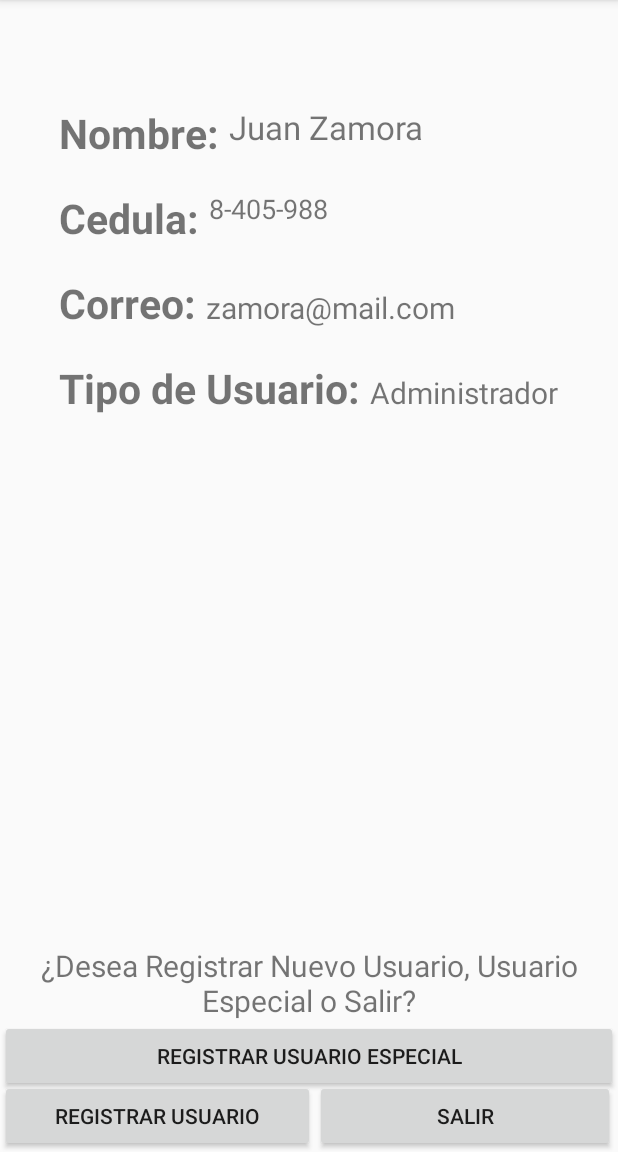
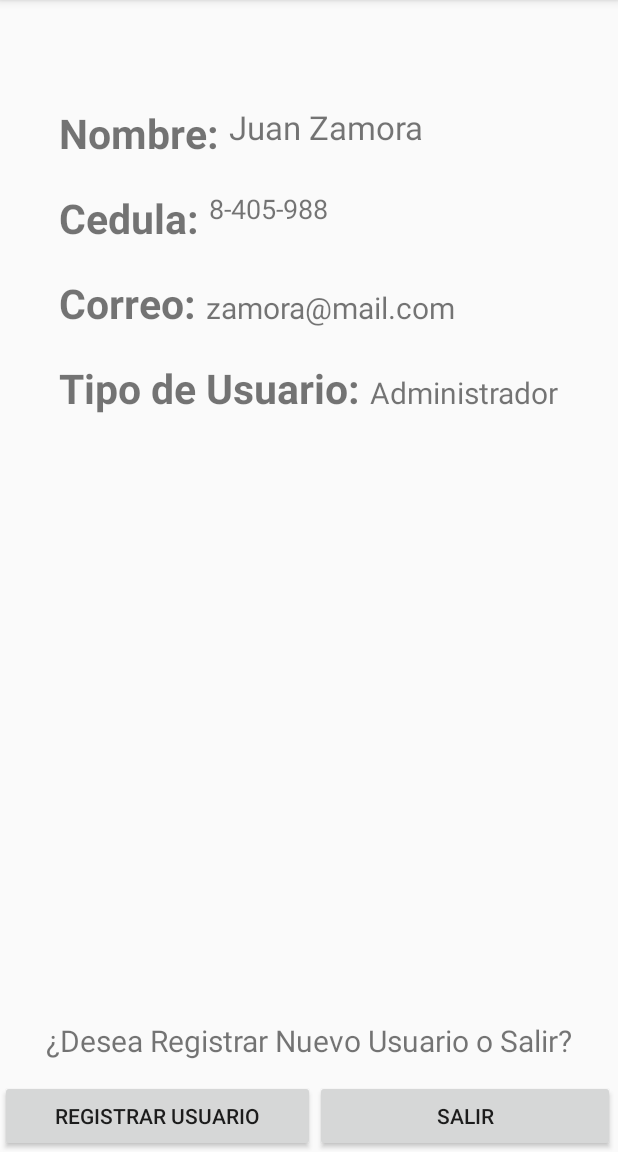
Before and after one commit to CATJ-22/Lab_7Cuevas_Terrones, an Android app: the WelcomeActivity screen opened directly, with no data from a screen before it, on a phone screen of 412 x 824 dp, the part 84-1236 px from its top. Run offline under Robolectric (Android 15) with nearby library versions, the phone set to English and light mode, and no system bars.

Commit message:
Commit from GatoJ

```diff
--- a/app/src/main/res/layout/activity_welcome.xml
+++ b/app/src/main/res/layout/activity_welcome.xml
@@ -111,11 +111,11 @@
         android:layout_width="match_parent"
         android:layout_height="wrap_content"
         android:layout_alignTop="@id/btreg"
-        android:layout_marginTop="-90dp"
+        android:layout_marginTop="-40dp"
         android:textAlignment="center"
         android:id="@+id/textsp"
         android:textSize="20dp"
-        android:text="¿Desea Registrar Nuevo Usuario, Usuario Especial o Salir?" />
+        android:text="¿Desea Registrar Nuevo Usuario o Salir?" />
     <Button
         android:id="@+id/btreg"
         android:layout_width="210dp"
@@ -134,15 +134,6 @@
         android:onClick="Salir"
         android:text="Salir"
         />
-    <Button
-        android:id="@+id/btresp"
-        android:layout_width="match_parent"
-        android:layout_height="wrap_content"
-        android:layout_alignParentBottom="true"
-        android:layout_alignBottom="@id/textsp"
-        android:layout_marginBottom="40dp"
-        android:onClick="RegistrarEspecial"
-        android:text="Registrar Usuario Especial"
-        />
+
 
 </RelativeLayout>
```
